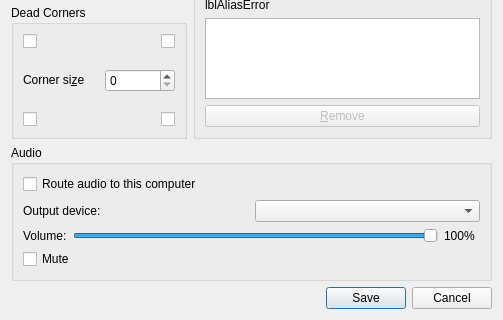
This is src/lib/gui/dialogs/ScreenSettingsDialog.ui in oudajosefu/deskflow as Qt 5 draws it before an edit; both pictures show x 0 to 503 and y 304 to 624 of the 503 by 624 pixel window. The edited form follows.
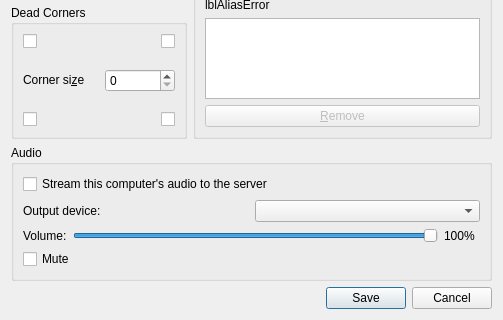
This is the edited form.

Commit message: fix(audio): make the audio-routing toggle client-only and self-diagnosing

Patch:
```diff
--- a/src/lib/gui/dialogs/ScreenSettingsDialog.ui
+++ b/src/lib/gui/dialogs/ScreenSettingsDialog.ui
@@ -730,7 +730,10 @@
       <item>
        <widget class="QCheckBox" name="chkAudioRouting">
         <property name="text">
-         <string>Route audio to this computer</string>
+         <string>Stream this computer's audio to the server</string>
+        </property>
+        <property name="toolTip">
+         <string>Captures this screen's system audio and plays it on the server you sit at. Audio always flows from a client to the server.</string>
         </property>
        </widget>
       </item>
```
The commit also changes 2 other files.
